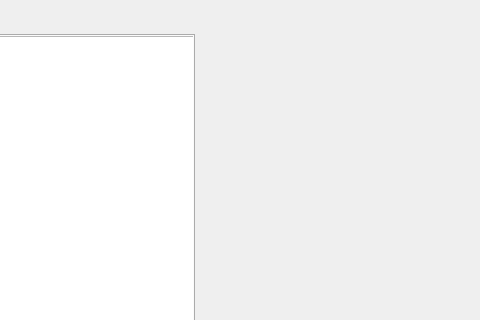
Qt form mainwindow.ui (MrSior/TreeProject_Qt) before a commit; both pictures show x 366 to 846 and y 0 to 320 of the 846 by 600 pixel window.
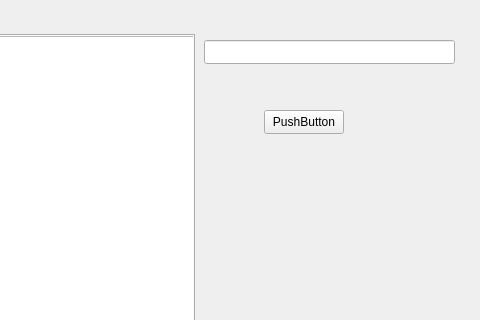
The same form after that commit.

What changed in the file:
```diff
--- a/mainwindow.ui
+++ b/mainwindow.ui
@@ -50,6 +50,29 @@
      </attribute>
     </widget>
    </widget>
+   <widget class="QLineEdit" name="lineEdit">
+    <property name="geometry">
+     <rect>
+      <x>570</x>
+      <y>40</y>
+      <width>251</width>
+      <height>24</height>
+     </rect>
+    </property>
+   </widget>
+   <widget class="QPushButton" name="AddElement">
+    <property name="geometry">
+     <rect>
+      <x>630</x>
+      <y>110</y>
+      <width>80</width>
+      <height>24</height>
+     </rect>
+    </property>
+    <property name="text">
+     <string>PushButton</string>
+    </property>
+   </widget>
   </widget>
   <widget class="QMenuBar" name="menubar">
    <property name="geometry">
```
